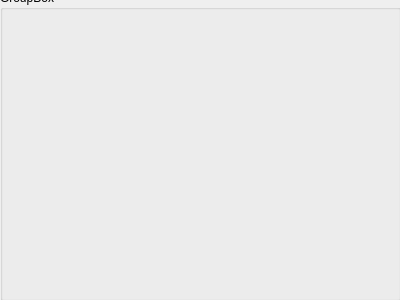
Qt form lem_monitor.ui (jamie124/DCPU-Developer) before a commit.
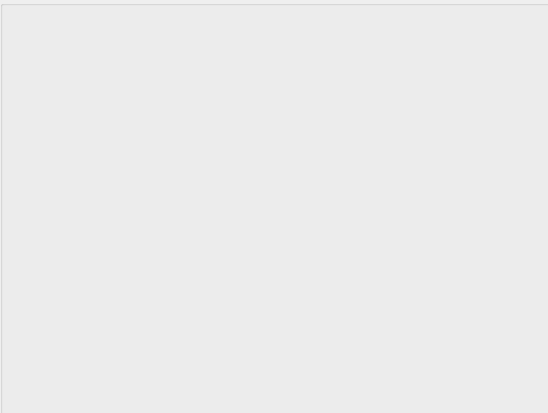
The same form after that commit.

```diff
--- a/lem_monitor.ui
+++ b/lem_monitor.ui
@@ -6,8 +6,8 @@
    <rect>
     <x>0</x>
     <y>0</y>
-    <width>400</width>
-    <height>300</height>
+    <width>548</width>
+    <height>413</height>
    </rect>
   </property>
   <property name="windowTitle">
@@ -17,13 +17,13 @@
    <property name="geometry">
     <rect>
      <x>0</x>
-     <y>-10</y>
-     <width>401</width>
-     <height>311</height>
+     <y>0</y>
+     <width>551</width>
+     <height>421</height>
     </rect>
    </property>
    <property name="title">
-    <string>GroupBox</string>
+    <string/>
    </property>
   </widget>
  </widget>
```
